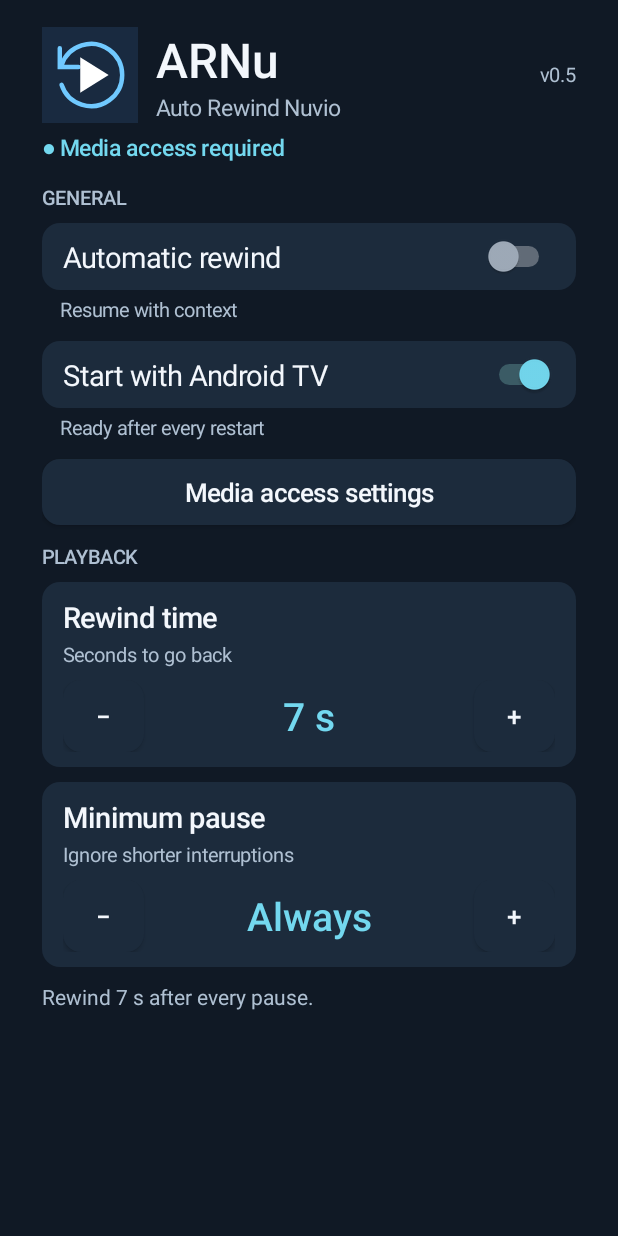
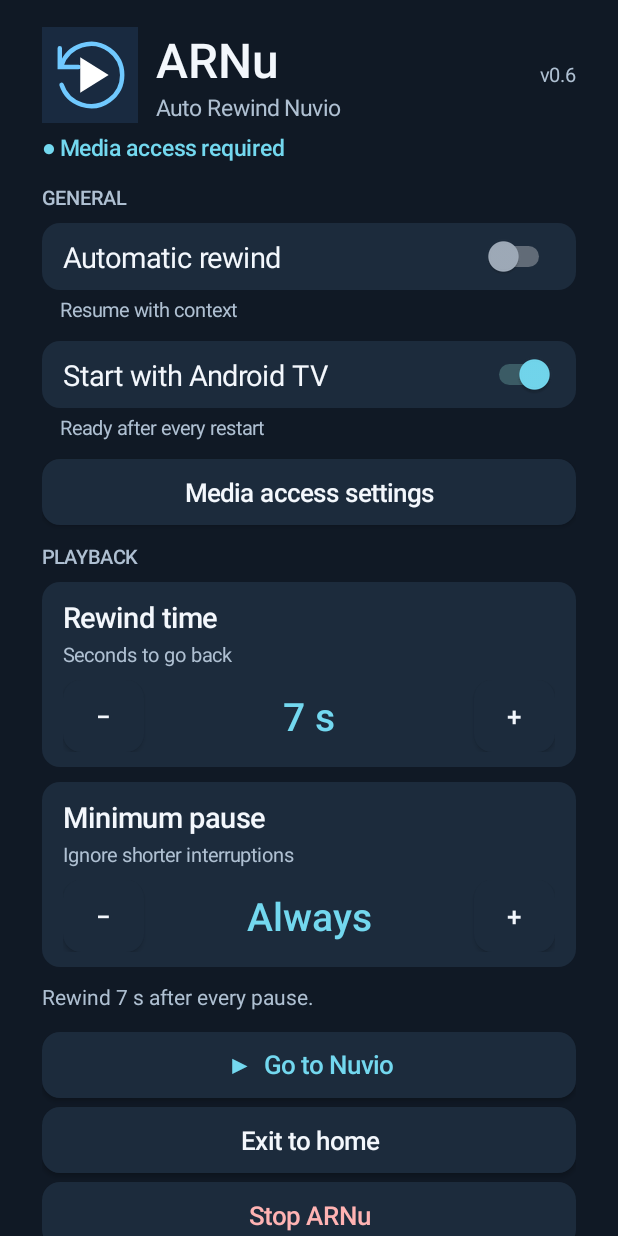
Before and after one commit to usertion/ARNu, an Android app: the screen it shows after launch (MainActivity), on a phone screen of 412 x 824 dp. Run offline under Robolectric (Android 15) with nearby library versions, the phone set to English and light mode, and no system bars.

Commit message:
ARNu 0.6: exit actions and idle monitoring

```diff
--- a/app/src/main/java/org/arnu/diagnostic/MainActivity.java
+++ b/app/src/main/java/org/arnu/diagnostic/MainActivity.java
@@ -44,7 +44,7 @@ public final class MainActivity extends Activity {
  @Override public void onCreate(Bundle b){
  super.onCreate(b);p=getSharedPreferences("arnu",0);p.edit().putInt("opened_boot",Settings.Global.getInt(getContentResolver(),"boot_count",-1)).apply();
  ScrollView scroll=new ScrollView(this);scroll.setFillViewport(true);scroll.setBackgroundColor(BG);LinearLayout root=vertical();root.setPadding(dp(28),dp(18),dp(28),dp(18));scroll.addView(root);setContentView(scroll);
- LinearLayout header=horizontal();ImageView logo=new ImageView(this);logo.setImageResource(R.drawable.arnu_icon);header.addView(logo,new LinearLayout.LayoutParams(dp(64),dp(64)));LinearLayout branding=vertical();branding.setPadding(dp(12),0,0,0);branding.addView(label("ARNu",32,INK,true));branding.addView(label("Auto Rewind Nuvio",15,MUTED,false));fill(header,branding);header.addView(label("v0.5",13,MUTED,false));root.addView(header);gap(root,6);status=label("",15,ACCENT,true);root.addView(status);gap(root,14);
+ LinearLayout header=horizontal();ImageView logo=new ImageView(this);logo.setImageResource(R.drawable.arnu_icon);header.addView(logo,new LinearLayout.LayoutParams(dp(64),dp(64)));LinearLayout branding=vertical();branding.setPadding(dp(12),0,0,0);branding.addView(label("ARNu",32,INK,true));branding.addView(label("Auto Rewind Nuvio",15,MUTED,false));fill(header,branding);header.addView(label("v0.6",13,MUTED,false));root.addView(header);gap(root,6);status=label("",15,ACCENT,true);root.addView(status);gap(root,14);
  boolean wide=getResources().getConfiguration().screenWidthDp>=650;LinearLayout columns=wide?horizontal():vertical();columns.setGravity(Gravity.TOP);root.addView(columns);
  LinearLayout left=vertical(),right=vertical();if(wide){fill(columns,left);Space sp=new Space(this);columns.addView(sp,new LinearLayout.LayoutParams(dp(20),1));fill(columns,right);}else{columns.addView(left);columns.addView(right);}
  left.addView(label(t("GENERAL","GENERAL"),13,MUTED,true));gap(left,8);
@@ -54,8 +54,18 @@ public final class MainActivity extends Activity {
  right.addView(label(t("PLAYBACK","REPRODUCCIÓN"),13,MUTED,true));gap(right,8);
  counter(right,t("Rewind time","Tiempo de retroceso"),t("Seconds to go back","Segundos que se rebobinan"),"seconds",1,30,7);
  counter(right,t("Minimum pause","Pausa mínima"),t("Ignore shorter interruptions","Ignora las interrupciones breves"),"min_pause",0,120,0);
- summary=label("",14,MUTED,false);root.addView(summary);refresh();
+ summary=label("",14,MUTED,false);root.addView(summary);gap(root,14);
+ LinearLayout actions=wide?horizontal():vertical();root.addView(actions);
+ Button nuvio=button(t("▶  Go to Nuvio","▶  Ir a Nuvio"));nuvio.setTextColor(ACCENT);
+ Button home=button(t("Exit to home","Salir al inicio")),stop=button(t("Stop ARNu","Detener ARNu"));stop.setTextColor(0xffffb3b3);
+ if(wide){fill(actions,nuvio);Space a=new Space(this);actions.addView(a,new LinearLayout.LayoutParams(dp(8),1));fill(actions,home);Space z=new Space(this);actions.addView(z,new LinearLayout.LayoutParams(dp(8),1));fill(actions,stop);}else{actions.addView(nuvio);gap(actions,6);actions.addView(home);gap(actions,6);actions.addView(stop);}
+ nuvio.setOnClickListener(v->{Intent i=getPackageManager().getLeanbackLaunchIntentForPackage("com.nuvio.tv");if(i==null)i=getPackageManager().getLaunchIntentForPackage("com.nuvio.tv");if(i==null){Toast.makeText(this,t("Nuvio unavailable","Nuvio no disponible"),Toast.LENGTH_SHORT).show();return;}try{startActivity(i);finishAndRemoveTask();}catch(Exception e){Toast.makeText(this,e.toString(),Toast.LENGTH_SHORT).show();}});
+ home.setOnClickListener(v->goHome());
+ stop.setOnClickListener(v->new android.app.AlertDialog.Builder(this).setTitle(t("Stop ARNu?","¿Detener ARNu?")).setMessage(t("Automatic rewind will stay disabled until you enable it again.","El retroceso quedará desactivado hasta que vuelvas a activarlo.")).setNegativeButton(t("Cancel","Cancelar"),null).setPositiveButton(t("Stop","Detener"),(d,w)->{p.edit().putBoolean("enabled",false).apply();goHome();}).show());
+ refresh();
  }
+ private void goHome(){Intent i=new Intent(Intent.ACTION_MAIN);i.addCategory(Intent.CATEGORY_HOME);i.addFlags(Intent.FLAG_ACTIVITY_NEW_TASK);try{startActivity(i);}finally{finishAndRemoveTask();}}
+ @Override public void onBackPressed(){finishAndRemoveTask();}
  @Override protected void onResume(){super.onResume();refresh();}
  private void refresh(){if(status==null||p==null)return;NotificationManager nm=(NotificationManager)getSystemService(NOTIFICATION_SERVICE);boolean access=nm.isNotificationListenerAccessGranted(new ComponentName(this,SessionListener.class));status.setText(!access?t("● Media access required","● Falta acceso multimedia"):p.getBoolean("enabled",false)?t("● Enabled · Media access granted","● Activado · Acceso concedido"):t("● Disabled","● Desactivado"));if(summary!=null){int n=p.getInt("min_pause",0),s=p.getInt("seconds",7);summary.setText(n==0?t("Rewind "+s+" s after every pause.","Retrocede "+s+" s después de cualquier pausa."):t("Rewind "+s+" s after a pause of at least "+n+" s.","Retrocede "+s+" s tras una pausa de al menos "+n+" s."));}}
 }
```
